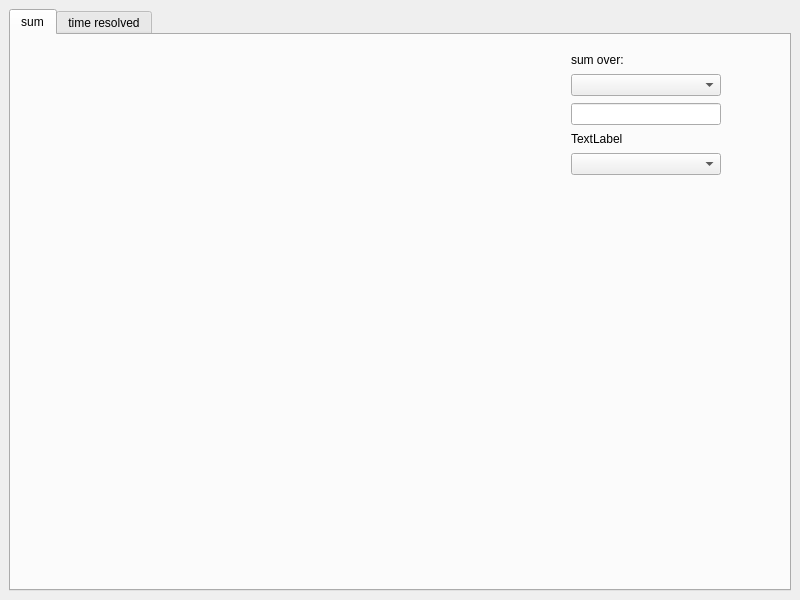
Before: the Qt Designer form TildaHost/source/Interface/LiveDataPlottingUi/Ui_LiveDataPlotting.ui in lasersphere/Tilda, drawn with Qt 5.
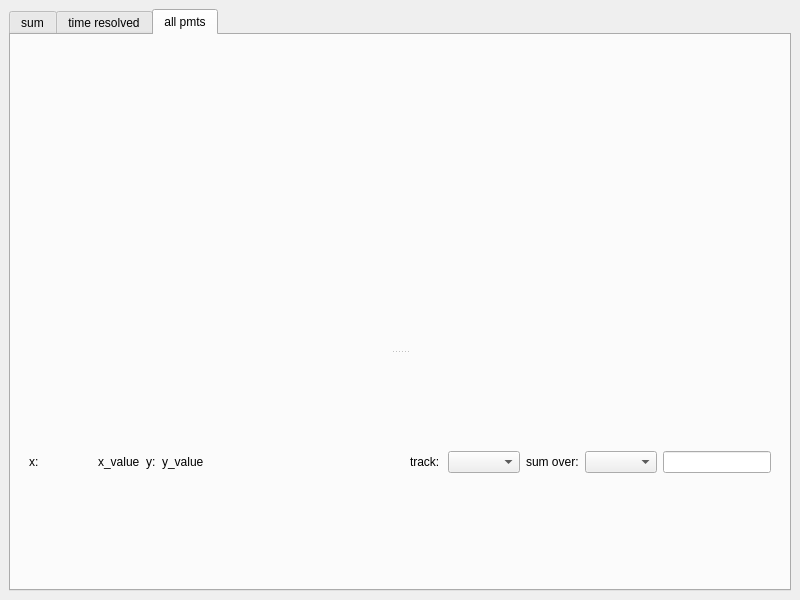
After: the same form once the commit is applied. The open tabs and pages were chosen to show the change.

Commit message:
added tab in order to see all pmts at the same time.
added crosshair

Patch:
```diff
--- a/TildaHost/source/Interface/LiveDataPlottingUi/Ui_LiveDataPlotting.ui
+++ b/TildaHost/source/Interface/LiveDataPlottingUi/Ui_LiveDataPlotting.ui
@@ -320,6 +320,120 @@
         </item>
        </layout>
       </widget>
+      <widget class="QWidget" name="tab_all_pmts">
+       <attribute name="title">
+        <string>all pmts</string>
+       </attribute>
+       <layout class="QVBoxLayout" name="verticalLayout_6">
+        <item>
+         <widget class="QWidget" name="widget_all_pmts" native="true">
+          <layout class="QVBoxLayout" name="verticalLayout_7">
+           <item>
+            <widget class="QSplitter" name="splitter_allpmts">
+             <property name="orientation">
+              <enum>Qt::Vertical</enum>
+             </property>
+             <widget class="QWidget" name="widget_all_pmts_plot" native="true"/>
+             <widget class="QWidget" name="widget_all_pmts_x_y_coords" native="true">
+              <layout class="QGridLayout" name="gridLayout_3">
+               <item row="0" column="6">
+                <widget class="QLabel" name="label_3">
+                 <property name="text">
+                  <string>track:</string>
+                 </property>
+                </widget>
+               </item>
+               <item row="0" column="3">
+                <widget class="QLabel" name="label_7">
+                 <property name="sizePolicy">
+                  <sizepolicy hsizetype="Fixed" vsizetype="Fixed">
+                   <horstretch>0</horstretch>
+                   <verstretch>0</verstretch>
+                  </sizepolicy>
+                 </property>
+                 <property name="text">
+                  <string>y:</string>
+                 </property>
+                </widget>
+               </item>
+               <item row="0" column="4">
+                <widget class="QLabel" name="label_y_coor_all_pmts">
+                 <property name="text">
+                  <string>y_value</string>
+                 </property>
+                </widget>
+               </item>
+               <item row="0" column="7">
+                <widget class="QComboBox" name="comboBox_all_pmts_sel_tr"/>
+               </item>
+               <item row="0" column="0" colspan="2">
+                <widget class="QLabel" name="label_8">
+                 <property name="sizePolicy">
+                  <sizepolicy hsizetype="Fixed" vsizetype="Fixed">
+                   <horstretch>0</horstretch>
+                   <verstretch>0</verstretch>
+                  </sizepolicy>
+                 </property>
+                 <property name="text">
+                  <string>x:</string>
+                 </property>
+                </widget>
+               </item>
+               <item row="0" column="2">
+                <widget class="QLabel" name="label_x_coord_all_pmts">
+                 <property name="text">
+                  <string>x_value</string>
+                 </property>
+                </widget>
+               </item>
+               <item row="0" column="8">
+                <widget class="QLabel" name="label_6">
+                 <property name="text">
+                  <string>sum over:</string>
+                 </property>
+                </widget>
+               </item>
+               <item row="0" column="10">
+                <widget class="QLineEdit" name="lineEdit_sum_all_pmts">
+                 <property name="sizePolicy">
+                  <sizepolicy hsizetype="Fixed" vsizetype="Fixed">
+                   <horstretch>0</horstretch>
+                   <verstretch>0</verstretch>
+                  </sizepolicy>
+                 </property>
+                 <property name="mouseTracking">
+                  <bool>false</bool>
+                 </property>
+                </widget>
+               </item>
+               <item row="0" column="5">
+                <spacer name="horizontalSpacer">
+                 <property name="orientation">
+                  <enum>Qt::Horizontal</enum>
+                 </property>
+                 <property name="sizeType">
+                  <enum>QSizePolicy::Minimum</enum>
+                 </property>
+                 <property name="sizeHint" stdset="0">
+                  <size>
+                   <width>200</width>
+                   <height>20</height>
+                  </size>
+                 </property>
+                </spacer>
+               </item>
+               <item row="0" column="9">
+                <widget class="QComboBox" name="comboBox_sum_all_pmts"/>
+               </item>
+              </layout>
+             </widget>
+            </widget>
+           </item>
+          </layout>
+         </widget>
+        </item>
+       </layout>
+      </widget>
      </widget>
     </item>
    </layout>
```
Left out of the diff: 5 changed lines with no effect on the pictures. The commit also changes 3 other files.
